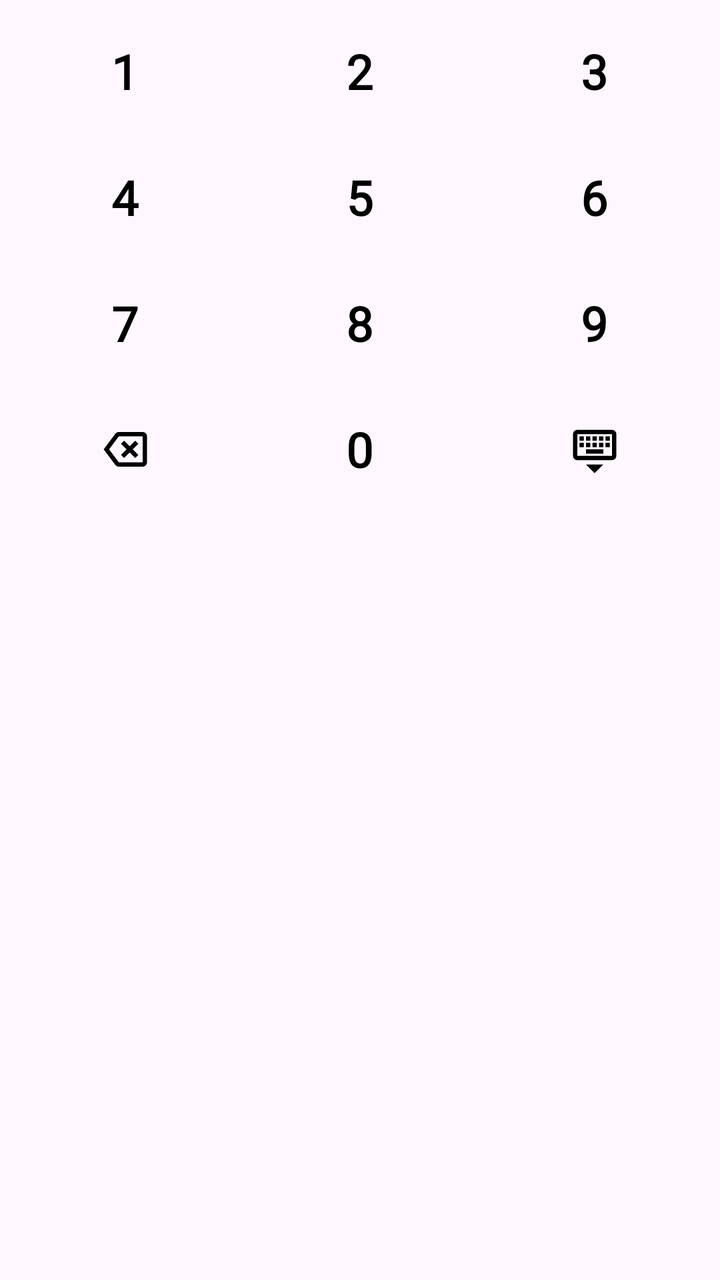
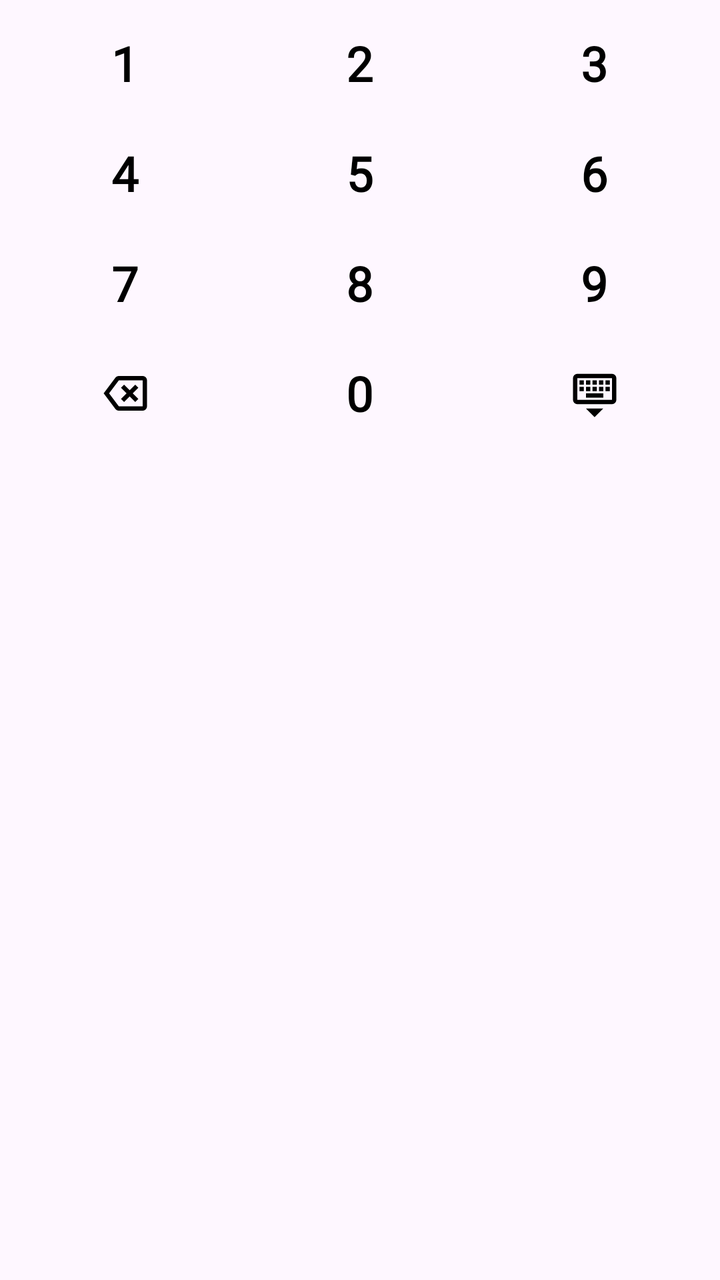

Before-and-after screenshots of an Android layout around one commit, followed by the original layout XML and the change that was made.
<!-- AndroidManifest.xml: application theme Theme.NewMyOffer -->
<!-- res/layout/keyboard_view.xml -->
<?xml version="1.0" encoding="utf-8"?>
<RelativeLayout xmlns:android="http://schemas.android.com/apk/res/android"
    android:layout_width="match_parent"
    android:layout_marginBottom="@dimen/_10dp"
    android:layout_marginHorizontal="@dimen/_10dp"
    android:layout_height="wrap_content">

    <include
        layout="@layout/keyboard_item"/>

</RelativeLayout>
<!-- res/layout/keyboard_item.xml (included above) -->
<?xml version="1.0" encoding="utf-8"?>
<LinearLayout xmlns:android="http://schemas.android.com/apk/res/android"
    xmlns:app="http://schemas.android.com/apk/res-auto"
    android:layout_width="match_parent"
    android:layout_height="wrap_content"
    android:orientation="horizontal"
    android:gravity="center"
    android:weightSum="3"
    android:padding="4dp">

    
    <LinearLayout
        android:gravity="center"
        android:layout_width="0dp"
        android:layout_height="match_parent"
        android:layout_weight="1"
        android:orientation="vertical"
        android:weightSum="4">

        <FrameLayout
            android:layout_width="wrap_content"
            android:layout_height="0dp"
            android:layout_weight="1"
            android:padding="4dp">

            <Button
                android:id="@+id/btn1"
                style="@style/_keyboard"
                android:layout_width="@dimen/_55dp"
                android:layout_height="@dimen/_55dp"
                android:background="@drawable/keyboard_button_ripple_effect"
                android:text="1" />
        </FrameLayout>

        <FrameLayout
            android:layout_width="wrap_content"
            android:layout_height="0dp"
            android:layout_weight="1"
            android:padding="4dp">

            <Button
                android:id="@+id/btn4"
                style="@style/_keyboard"
                android:layout_width="@dimen/_55dp"
                android:layout_height="@dimen/_55dp"
                android:background="@drawable/keyboard_button_ripple_effect"
                android:text="4" />
        </FrameLayout>

        <FrameLayout
            android:layout_width="wrap_content"
            android:layout_height="0dp"
            android:layout_weight="1"
            android:padding="4dp">

            <Button
                android:id="@+id/btn7"
                style="@style/_keyboard"
                android:layout_width="@dimen/_55dp"
                android:layout_height="@dimen/_55dp"
                android:background="@drawable/keyboard_button_ripple_effect"
                android:text="7" />
        </FrameLayout>

        <FrameLayout
            android:layout_width="wrap_content"
            android:layout_height="0dp"
            android:layout_weight="1"
            android:padding="4dp">

            <ImageButton
                android:src="@drawable/backspace_24dp"
                android:id="@+id/btnDelete"
                style="@style/_keyboard"
                android:layout_width="@dimen/_55dp"
                android:layout_height="@dimen/_55dp"
                android:background="@drawable/keyboard_button_ripple_effect"
                android:text="⌫" />
        </FrameLayout>

    </LinearLayout>

    
    <LinearLayout
        android:gravity="center"
        android:layout_width="0dp"
        android:layout_height="wrap_content"
        android:layout_weight="1"
        android:orientation="vertical"
        android:weightSum="4">

        <FrameLayout
            android:layout_width="wrap_content"
            android:layout_height="0dp"
            android:layout_weight="1"
            android:padding="4dp">

            <Button
                android:id="@+id/btn2"
                style="@style/_keyboard"
                android:layout_width="@dimen/_55dp"
                android:layout_height="@dimen/_55dp"
                android:background="@drawable/keyboard_button_ripple_effect"
                android:text="2" />
        </FrameLayout>

        <FrameLayout
            android:layout_width="wrap_content"
            android:layout_height="0dp"
            android:layout_weight="1"
            android:padding="4dp">

            <Button
                android:id="@+id/btn5"
                style="@style/_keyboard"
                android:layout_width="@dimen/_55dp"
                android:layout_height="@dimen/_55dp"
                android:background="@drawable/keyboard_button_ripple_effect"
                android:text="5" />
        </FrameLayout>

        <FrameLayout
            android:layout_width="wrap_content"
            android:layout_height="0dp"
            android:layout_weight="1"
            android:padding="4dp">

            <Button
                android:id="@+id/btn8"
                style="@style/_keyboard"
                android:layout_width="@dimen/_55dp"
                android:layout_height="@dimen/_55dp"
                android:background="@drawable/keyboard_button_ripple_effect"
                android:text="8" />
        </FrameLayout>

        <FrameLayout
            android:layout_width="wrap_content"
            android:layout_height="0dp"
            android:layout_weight="1"
            android:padding="4dp">

            <Button
                android:id="@+id/btn0"
                style="@style/_keyboard"
                android:layout_width="@dimen/_55dp"
                android:layout_height="@dimen/_55dp"
                android:background="@drawable/keyboard_button_ripple_effect"
                android:text="0" />
        </FrameLayout>

    </LinearLayout>

    
    <LinearLayout
        android:gravity="center"
        android:layout_width="0dp"
        android:layout_height="match_parent"
        android:layout_weight="1"
        android:orientation="vertical"
        android:weightSum="4">

        <FrameLayout
            android:layout_width="wrap_content"
            android:layout_height="0dp"
            android:layout_weight="1"
            android:padding="4dp">

            <Button
                android:id="@+id/btn3"
                style="@style/_keyboard"
                android:layout_width="@dimen/_55dp"
                android:layout_height="@dimen/_55dp"
                android:background="@drawable/keyboard_button_ripple_effect"
                android:text="3" />
        </FrameLayout>

        <FrameLayout
            android:layout_width="wrap_content"
            android:layout_height="0dp"
            android:layout_weight="1"
            android:padding="4dp">

            <Button
                android:id="@+id/btn6"
                style="@style/_keyboard"
                android:layout_width="@dimen/_55dp"
                android:layout_height="@dimen/_55dp"
                android:background="@drawable/keyboard_button_ripple_effect"
                android:text="6" />
        </FrameLayout>

        <FrameLayout
            android:layout_width="wrap_content"
            android:layout_height="0dp"
            android:layout_weight="1"
            android:padding="4dp">

            <Button
                android:id="@+id/btn9"
                style="@style/_keyboard"
                android:layout_width="@dimen/_55dp"
                android:layout_height="@dimen/_55dp"
                android:background="@drawable/keyboard_button_ripple_effect"
                android:text="9" />
        </FrameLayout>

        <FrameLayout
            android:layout_width="wrap_content"
            android:layout_height="0dp"
            android:layout_weight="1"
            android:padding="4dp">

            <ImageButton
                android:id="@+id/btnSubmit"
                style="@style/_keyboard"
                android:layout_width="@dimen/_55dp"
                android:layout_height="@dimen/_55dp"
                android:src="@drawable/keyboard_hide_26dp"
                android:background="@drawable/keyboard_button_ripple_effect"
                android:text="✓"
                app:tint="@color/black" />


        </FrameLayout>

    </LinearLayout>

</LinearLayout>
<!-- resources referenced by this layout -->
<resources>
  <color name="black">#FF000000</color>
  <dimen name="_10dp">10.0dp</dimen>
  <dimen name="_55dp">55.0dp</dimen>
  <!-- drawable backspace_24dp (drawable) -->
  <vector xmlns:android="http://schemas.android.com/apk/res/android"
      android:width="26dp"
      android:height="26dp"
      android:viewportWidth="960"
      android:viewportHeight="960">
    <path
        android:pathData="m456,640 l104,-104 104,104 56,-56 -104,-104 104,-104 -56,-56 -104,104 -104,-104 -56,56 104,104 -104,104 56,56ZM360,800q-19,0 -36,-8.5T296,768L80,480l216,-288q11,-15 28,-23.5t36,-8.5h440q33,0 56.5,23.5T880,240v480q0,33 -23.5,56.5T800,800L360,800ZM180,480l180,240h440v-480L360,240L180,480ZM580,480Z"
        android:fillColor="#000000"/>
  </vector>
  <!-- drawable keyboard_button_ripple_effect (drawable) -->
  <?xml version="1.0" encoding="utf-8"?>
  <ripple xmlns:android="http://schemas.android.com/apk/res/android"
      android:color="#80249728">
      <item android:id="@android:id/mask">
  
          <shape android:shape="oval">
              <solid android:color="?attr/colorControlHighlight" />
  
              <corners android:radius="@dimen/_50dp"/>
  
  
          </shape>
      </item>
  </ripple>
  <!-- drawable keyboard_hide_26dp (drawable) -->
  <vector xmlns:android="http://schemas.android.com/apk/res/android"
      android:width="26dp"
      android:height="26dp"
      android:viewportWidth="960"
      android:viewportHeight="960">
    <path
        android:pathData="M480,920 L320,760h320L480,920ZM160,680q-33,0 -56.5,-23.5T80,600v-400q0,-33 23.5,-56.5T160,120h640q33,0 56.5,23.5T880,200v400q0,33 -23.5,56.5T800,680L160,680ZM160,600h640v-400L160,200v400ZM320,560h320v-80L320,480v80ZM200,440h80v-80h-80v80ZM320,440h80v-80h-80v80ZM440,440h80v-80h-80v80ZM560,440h80v-80h-80v80ZM680,440h80v-80h-80v80ZM200,320h80v-80h-80v80ZM320,320h80v-80h-80v80ZM440,320h80v-80h-80v80ZM560,320h80v-80h-80v80ZM680,320h80v-80h-80v80ZM160,600v-400,400Z"
        android:fillColor="#000000"/>
  </vector>
  <style name="_keyboard">
          <item name="android:textSize">@dimen/_24sp</item>
          <item name="android:textStyle">bold</item>
          <item name="android:textColor">@android:color/black</item>
          <item name="android:minHeight">0dp</item>
          <item name="android:fontFamily">@font/bangla_bold</item>
          <item name="android:padding">@dimen/_0dp</item>
          <item name="android:minWidth">0dp</item>
      </style>
  <style name="Theme.NewMyOffer" parent="Base.Theme.NewMyOffer" />
  <dimen name="_50dp">50.0dp</dimen>
  <dimen name="_24sp">24.0sp</dimen>
  <dimen name="_0dp">0dp</dimen>
  <style name="Base.Theme.NewMyOffer" parent="Theme.Material3.DayNight.NoActionBar">
          
           <item name="colorPrimary">@color/primary</item>
           <item name="colorSecondary">@color/primary</item>
      </style>
  <color name="primary">#249728</color>
</resources>

<!-- the commit's change to res/layout/keyboard_view.xml (unified diff, before → after) -->
@@ -1,10 +1,8 @@
 <?xml version="1.0" encoding="utf-8"?>
 <RelativeLayout xmlns:android="http://schemas.android.com/apk/res/android"
     android:layout_width="match_parent"
-    android:layout_marginBottom="@dimen/_10dp"
-    android:layout_marginHorizontal="@dimen/_10dp"
+    android:layout_marginBottom="@dimen/_0dp"
     android:layout_height="wrap_content">
-
     <include
         layout="@layout/keyboard_item"/>
 
@@ -32,12 +30,12 @@
         <FrameLayout
             android:layout_width="wrap_content"
             android:layout_height="0dp"
-            android:layout_weight="1"
-            android:padding="4dp">
+            android:layout_weight="1">
 
             <Button
                 android:id="@+id/btn1"
                 style="@style/_keyboard"
+                android:padding="@dimen/_3dp"
                 android:layout_width="@dimen/_55dp"
                 android:layout_height="@dimen/_55dp"
                 android:background="@drawable/keyboard_button_ripple_effect"
@@ -47,11 +45,11 @@
         <FrameLayout
             android:layout_width="wrap_content"
             android:layout_height="0dp"
-            android:layout_weight="1"
-            android:padding="4dp">
+            android:layout_weight="1">
 
             <Button
                 android:id="@+id/btn4"
+                android:padding="@dimen/_3dp"
                 style="@style/_keyboard"
                 android:layout_width="@dimen/_55dp"
                 android:layout_height="@dimen/_55dp"
@@ -62,11 +60,11 @@
         <FrameLayout
             android:layout_width="wrap_content"
             android:layout_height="0dp"
-            android:layout_weight="1"
-            android:padding="4dp">
+            android:layout_weight="1">
 
             <Button
                 android:id="@+id/btn7"
+                android:padding="@dimen/_3dp"
                 style="@style/_keyboard"
                 android:layout_width="@dimen/_55dp"
                 android:layout_height="@dimen/_55dp"
@@ -77,10 +75,10 @@
         <FrameLayout
             android:layout_width="wrap_content"
             android:layout_height="0dp"
-            android:layout_weight="1"
-            android:padding="4dp">
+            android:layout_weight="1">
 
             <ImageButton
+                android:padding="@dimen/_3dp"
                 android:src="@drawable/backspace_24dp"
                 android:id="@+id/btnDelete"
                 style="@style/_keyboard"
@@ -104,14 +102,14 @@
         <FrameLayout
             android:layout_width="wrap_content"
             android:layout_height="0dp"
-            android:layout_weight="1"
-            android:padding="4dp">
+            android:layout_weight="1">
 
             <Button
                 android:id="@+id/btn2"
                 style="@style/_keyboard"
                 android:layout_width="@dimen/_55dp"
                 android:layout_height="@dimen/_55dp"
+                android:padding="@dimen/_3dp"
                 android:background="@drawable/keyboard_button_ripple_effect"
                 android:text="2" />
         </FrameLayout>
@@ -119,12 +117,12 @@
         <FrameLayout
             android:layout_width="wrap_content"
             android:layout_height="0dp"
-            android:layout_weight="1"
-            android:padding="4dp">
+            android:layout_weight="1">
 
             <Button
                 android:id="@+id/btn5"
                 style="@style/_keyboard"
+                android:padding="@dimen/_3dp"
                 android:layout_width="@dimen/_55dp"
                 android:layout_height="@dimen/_55dp"
                 android:background="@drawable/keyboard_button_ripple_effect"
@@ -134,11 +132,11 @@
         <FrameLayout
             android:layout_width="wrap_content"
             android:layout_height="0dp"
-            android:layout_weight="1"
-            android:padding="4dp">
+            android:layout_weight="1">
 
             <Button
                 android:id="@+id/btn8"
+                android:padding="@dimen/_3dp"
                 style="@style/_keyboard"
                 android:layout_width="@dimen/_55dp"
                 android:layout_height="@dimen/_55dp"
@@ -149,12 +147,12 @@
         <FrameLayout
             android:layout_width="wrap_content"
             android:layout_height="0dp"
-            android:layout_weight="1"
-            android:padding="4dp">
+            android:layout_weight="1">
 
             <Button
                 android:id="@+id/btn0"
                 style="@style/_keyboard"
+                android:padding="@dimen/_3dp"
                 android:layout_width="@dimen/_55dp"
                 android:layout_height="@dimen/_55dp"
                 android:background="@drawable/keyboard_button_ripple_effect"
@@ -175,12 +173,12 @@
         <FrameLayout
             android:layout_width="wrap_content"
             android:layout_height="0dp"
-            android:layout_weight="1"
-            android:padding="4dp">
+            android:layout_weight="1">
 
             <Button
                 android:id="@+id/btn3"
                 style="@style/_keyboard"
+                android:padding="@dimen/_3dp"
                 android:layout_width="@dimen/_55dp"
                 android:layout_height="@dimen/_55dp"
                 android:background="@drawable/keyboard_button_ripple_effect"
@@ -190,14 +188,14 @@
         <FrameLayout
             android:layout_width="wrap_content"
             android:layout_height="0dp"
-            android:layout_weight="1"
-            android:padding="4dp">
+            android:layout_weight="1">
 
             <Button
                 android:id="@+id/btn6"
                 style="@style/_keyboard"
                 android:layout_width="@dimen/_55dp"
                 android:layout_height="@dimen/_55dp"
+                android:padding="@dimen/_3dp"
                 android:background="@drawable/keyboard_button_ripple_effect"
                 android:text="6" />
         </FrameLayout>
@@ -205,12 +203,12 @@
         <FrameLayout
             android:layout_width="wrap_content"
             android:layout_height="0dp"
-            android:layout_weight="1"
-            android:padding="4dp">
+            android:layout_weight="1">
 
             <Button
                 android:id="@+id/btn9"
                 style="@style/_keyboard"
+                android:padding="@dimen/_3dp"
                 android:layout_width="@dimen/_55dp"
                 android:layout_height="@dimen/_55dp"
                 android:background="@drawable/keyboard_button_ripple_effect"
@@ -220,14 +218,14 @@
         <FrameLayout
             android:layout_width="wrap_content"
             android:layout_height="0dp"
-            android:layout_weight="1"
-            android:padding="4dp">
+            android:layout_weight="1">
 
             <ImageButton
                 android:id="@+id/btnSubmit"
                 style="@style/_keyboard"
                 android:layout_width="@dimen/_55dp"
                 android:layout_height="@dimen/_55dp"
+                android:padding="@dimen/_3dp"
                 android:src="@drawable/keyboard_hide_26dp"
                 android:background="@drawable/keyboard_button_ripple_effect"
                 android:text="✓"
<!-- resource entries referenced after the edit -->
@@ -1,7 +1,6 @@
 <!-- resources referenced by this layout -->
 <resources>
   <color name="black">#FF000000</color>
-  <dimen name="_10dp">10.0dp</dimen>
   <dimen name="_55dp">55.0dp</dimen>
   <!-- drawable backspace_24dp (drawable) -->
   <vector xmlns:android="http://schemas.android.com/apk/res/android"
@@ -51,6 +50,7 @@
   <dimen name="_50dp">50.0dp</dimen>
   <dimen name="_24sp">24.0sp</dimen>
   <dimen name="_0dp">0dp</dimen>
+  <dimen name="_3dp">3.0dp</dimen>
   <style name="Base.Theme.NewMyOffer" parent="Theme.Material3.DayNight.NoActionBar">
           
            <item name="colorPrimary">@color/primary</item>
